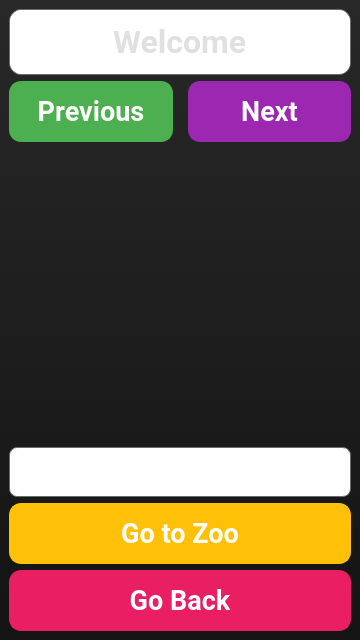
First picture: the form in MonkeyZooManager/qt/zoo_select.ui, repository woobe-studio/MonkeyZooManager, before the edit.
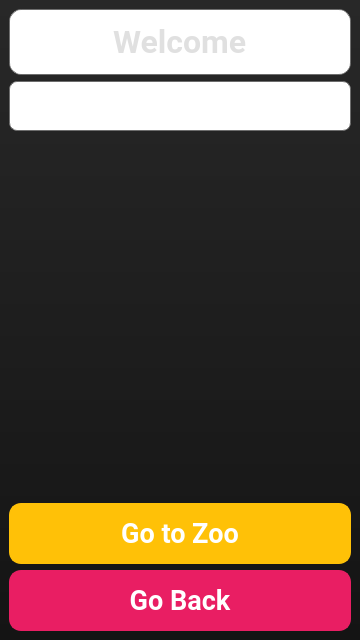
Second picture: the form after the edit.

Diff of the .ui file:
```diff
--- a/MonkeyZooManager/qt/zoo_select.ui
+++ b/MonkeyZooManager/qt/zoo_select.ui
@@ -63,106 +63,6 @@
       </property>
      </widget>
     </item>
-    <item>
-     <layout class="QVBoxLayout" name="backButtonLayout">
-      <property name="spacing">
-       <number>15</number>
-      </property>
-      <item>
-       <layout class="QHBoxLayout" name="buttonLayout">
-        <property name="spacing">
-         <number>15</number>
-        </property>
-        <item>
-         <widget class="QPushButton" name="Previous">
-          <property name="font">
-           <font>
-            <family>Roboto</family>
-            <pointsize>20</pointsize>
-            <bold>true</bold>
-           </font>
-          </property>
-          <property name="styleSheet">
-           <string notr="true">   QPushButton {
-    background-color: #4CAF50;  /* Green */
-    color: #ffffff;
-    border-radius: 12px;
-    border: 2px solid #4CAF50;
-    padding: 12px;
-    font-weight: bold;
-    box-shadow: 0 4px 8px rgba(0, 0, 0, 0.2), 0 0 5px rgba(255, 255, 255, 0.2); /* Shadow with border glow */
-    transition: background-color 0.3s, transform 0.3s, box-shadow 0.3s;
-}
-
-QPushButton:hover {
-    background-color: #388E3C;  /* Darker green on hover */
-    transform: scale(1.05);
-    box-shadow: 0 6px 12px rgba(0, 0, 0, 0.3), 0 0 7px rgba(255, 255, 255, 0.3); /* Enhanced shadow and glow on hover */
-}
-
-QPushButton:pressed {
-    background-color: #2C6B3F;  /* Even darker green on press */
-    transform: scale(0.95);
-    box-shadow: 0 2px 4px rgba(0, 0, 0, 0.2), 0 0 3px rgba(255, 255, 255, 0.2); /* Reduced shadow on press */
-}
-
-</string>
-          </property>
-          <property name="text">
-           <string>Previous</string>
-          </property>
-         </widget>
-        </item>
-        <item>
-         <widget class="QPushButton" name="Next">
-          <property name="font">
-           <font>
-            <family>Roboto</family>
-            <pointsize>20</pointsize>
-            <bold>true</bold>
-           </font>
-          </property>
-          <property name="styleSheet">
-           <string notr="true">   QPushButton {
-            background-color: #9C27B0;  /* Strong purple */
-            color: #ffffff;
-            border-radius: 12px;
-            border: 2px solid #9C27B0;
-            padding: 12px;
-            font-weight: bold;
-            box-shadow: 0 4px 8px rgba(0, 0, 0, 0.2), 0 0 5px rgba(255, 255, 255, 0.2); /* Shadow with border glow */
-            transition: background-color 0.3s, transform 0.3s, box-shadow 0.3s;
-        }
-
-        QPushButton:hover {
-            background-color: #7B1FA2;  /* Darker purple on hover */
-            transform: scale(1.05);
-            box-shadow: 0 6px 12px rgba(0, 0, 0, 0.3), 0 0 7px rgba(255, 255, 255, 0.3); /* Enhanced shadow and glow on hover */
-        }
-
-        QPushButton:pressed {
-            background-color: #6A1B9A;  /* Even darker purple on press */
-            transform: scale(0.95);
-            box-shadow: 0 2px 4px rgba(0, 0, 0, 0.2), 0 0 3px rgba(255, 255, 255, 0.2); /* Reduced shadow on press */
-        }
-</string>
-          </property>
-          <property name="text">
-           <string>Next</string>
-          </property>
-         </widget>
-        </item>
-       </layout>
-      </item>
-     </layout>
-    </item>
-    <item>
-     <widget class="QLabel" name="Icon">
-      <property name="text">
-       <string/>
-      </property>
-     </widget>
-    </item>
     <item>
      <layout class="QHBoxLayout" name="nameSpaceLayout">
       <property name="spacing">
@@ -204,16 +104,28 @@
      </layout>
     </item>
     <item>
-<widget class="QPushButton" name="GoTo">
-      <property name="font">
-       <font>
-        <family>Roboto</family>
-        <pointsize>20</pointsize>
-        <bold>true</bold>
-       </font>
+     <widget class="QLabel" name="Icon">
+      <property name="text">
+       <string/>
       </property>
-      <property name="styleSheet">
-       <string notr="true">QPushButton {
+     </widget>
+    </item>
+    <item>
+     <layout class="QHBoxLayout" name="zooRegisterLayout">
+      <property name="spacing">
+       <number>15</number>
+      </property>
+      <item>
+       <widget class="QPushButton" name="GoTo">
+        <property name="font">
+         <font>
+          <family>Roboto</family>
+          <pointsize>20</pointsize>
+          <bold>true</bold>
+         </font>
+        </property>
+        <property name="styleSheet">
+         <string notr="true">QPushButton {
 background-color: #FFC107;  /* Dark Yellow */
 color: #ffffff;
 border-radius: 12px;
@@ -236,11 +148,13 @@
 box-shadow: 0 2px 4px rgba(0, 0, 0, 0.2), 0 0 3px rgba(255, 255, 255, 0.2); /* Reduced shadow on press */
 }
 </string>
-      </property>
-      <property name="text">
-       <string>Go to Zoo</string>
-      </property>
-     </widget>
+        </property>
+        <property name="text">
+         <string>Go to Zoo</string>
+        </property>
+       </widget>
+      </item>
+     </layout>
     </item>
     <item>
      <widget class="QPushButton" name="GoBack">
```
Left out of the diff: 2 changed lines with no effect on the pictures.
